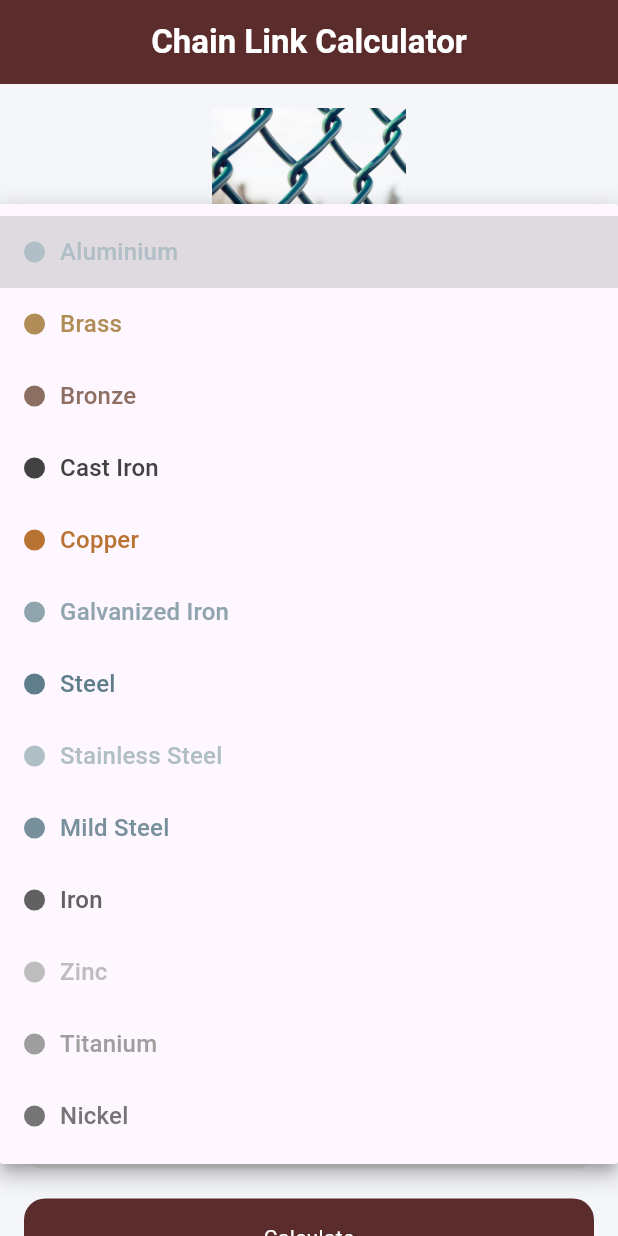
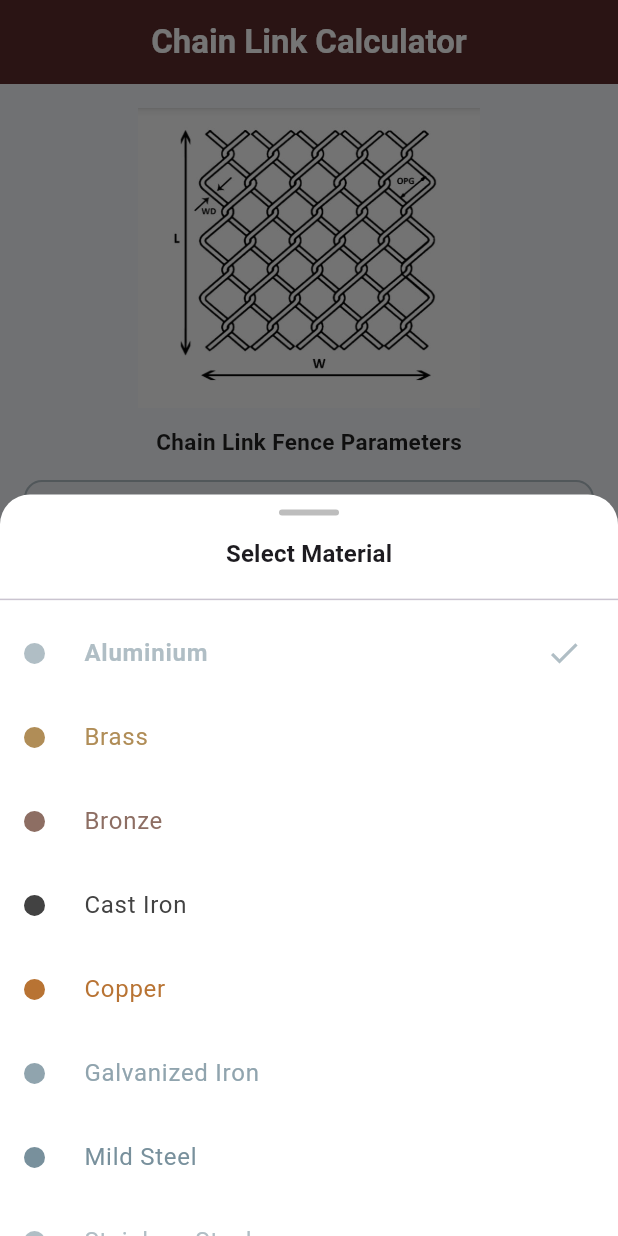
Before and after one commit to shreyansh2003Chi/mesh_calc, a Flutter app: the screen it shows after launch, after a tap on "Aluminium", on a phone screen of 412 x 824 dp. Run offline on Flutter 3.47's test engine with Material 3 defaults, Android fonts, the phone set to English and light mode, and no system bars.

Commit message:
complete this app

```diff
--- a/lib/pages/home_screen.dart
+++ b/lib/pages/home_screen.dart
@@ -1,11 +1,12 @@
 import 'package:flutter/material.dart';
-import 'package:measurements/models/material_model.dart';
+import 'package:measurements/pages/result_dialog.dart';
 import 'package:measurements/providers/chain_link_provider.dart';
 import 'package:measurements/utils/app_assets.dart';
 import 'package:measurements/utils/app_button.dart';
 import 'package:measurements/utils/app_colors.dart';
 import 'package:measurements/utils/app_string.dart';
 import 'package:measurements/utils/app_text_field.dart';
+import 'package:measurements/utils/measurement_field.dart';
 import 'package:provider/provider.dart';
 
 class ChainLinkScreen extends StatelessWidget {
@@ -32,7 +33,7 @@ class ChainLinkScreen extends StatelessWidget {
               children: [
                 Column(
                   children: [
-                    Image.asset(AppAssets.chainLink, height: 160, fit: BoxFit.contain),
+                    Image.asset(AppAssets.chainLink, height: 200, fit: BoxFit.contain),
                     const SizedBox(height: 12),
                     const Text(
                       AppString.chainLinkFenceParameters,
@@ -40,96 +41,98 @@ class ChainLinkScreen extends StatelessWidget {
                     ),
                   ],
                 ),
-                const SizedBox(height: 20),
+
+                const SizedBox(height: 15),
+
                 Column(
                   children: [
-                    DropdownButtonFormField<MaterialModel>(
-                      decoration: InputDecoration(
-                        floatingLabelBehavior: FloatingLabelBehavior.never,
-                        labelText: p.materialModel.name,
-                        filled: true,
-                        fillColor: p.materialModel.color.withOpacity(0.12),
-                        enabledBorder: OutlineInputBorder(
+                    GestureDetector(
+                      onTap: () => p.showMaterialBottomSheet(context, p),
+                      child: Container(
+                        padding: const EdgeInsets.symmetric(horizontal: 14, vertical: 16),
+                        decoration: BoxDecoration(
+                          color: p.materialModel.color.withOpacity(0.12),
                           borderRadius: BorderRadius.circular(12),
-                          borderSide: BorderSide(color: p.materialModel.color, width: 1.4),
+                          border: Border.all(color: p.materialModel.color, width: 1.4),
                         ),
-                        focusedBorder: OutlineInputBorder(
-                          borderRadius: BorderRadius.circular(12),
-                          borderSide: BorderSide(color: p.materialModel.color, width: 1),
+                        child: Row(
+                          children: [
+                            Container(
+                              width: 14,
+                              height: 14,
+                              decoration: BoxDecoration(color: p.materialModel.color, shape: BoxShape.circle),
+                            ),
+                            const SizedBox(width: 10),
+                            Expanded(
+                              child: Text(
+                                p.materialModel.name,
+                                style: TextStyle(color: p.materialModel.color, fontWeight: FontWeight.w500),
+                              ),
+                            ),
+                            Icon(Icons.keyboard_arrow_down, color: p.materialModel.color),
+                          ],
                         ),
                       ),
-                      value: p.materialModel,
-                      items: p.materials.map((m) {
-                        return DropdownMenuItem(
-                          value: m,
-                          child: Row(
-                            children: [
-                              Container(
-                                width: 14,
-                                height: 14,
-                                decoration: BoxDecoration(color: m.color, shape: BoxShape.circle),
-                              ),
-                              const SizedBox(width: 10),
-                              Text(m.name, style: TextStyle(color: m.color)),
-                            ],
-                          ),
-                        );
-                      }).toList(),
-                      onChanged: (val) {
-                        if (val != null) {
-                          p.onMaterialChange(val);
-                        }
-                      },
                     ),
 
-                    const SizedBox(height: 12),
-                    AppTextField().textField(p.openingCtrl, AppString.openingOpgMm),
-                    SizedBox(height: 18),
-                    AppTextField().textField(p.wireCtrl, AppString.wireDiameterWdMm),
-                    SizedBox(height: 18),
-                    AppTextField().textField(p.widthCtrl, AppString.widthWmm),
-                    SizedBox(height: 18),
-                    AppTextField().textField(p.lengthCtrl, AppString.lengthLmm),
-                    SizedBox(height: 18),
+                    const SizedBox(height: 20),
+
+                    MeasurementField(
+                      controller: p.openingCtrl,
+                      label: AppString.openingOpgMm,
+                      unit: p.openingUnit,
+                      onUnitChanged: p.setOpeningUnit,
+                    ),
+
+                    const SizedBox(height: 18),
+
+                    MeasurementField(
+                      controller: p.diameterCtrl,
+                      label: AppString.wDWireDiameter,
+                      unit: p.diameterUnit,
+                      onUnitChanged: p.setDiameterUnit,
+                    ),
+
+                    const SizedBox(height: 18),
+
+                    MeasurementField(
+                      controller: p.widthCtrl,
+                      label: AppString.widthWmm,
+                      unit: p.widthUnit,
+                      onUnitChanged: p.setWidthUnit,
+                    ),
+
+                    const SizedBox(height: 18),
+
+                    MeasurementField(
+                      controller: p.lengthCtrl,
+                      label: AppString.lengthLmm,
+                      unit: p.lengthUnit,
+                      onUnitChanged: p.setLengthUnit,
+                    ),
+
+                    const SizedBox(height: 18),
+
                     AppTextField().textField(p.wastageCtrl, "${AppString.wastage} (%)"),
-                    SizedBox(height: 18),
+
+                    const SizedBox(height: 18),
+
                     AppTextField().textField(p.costCtrl, AppString.costPerKg),
                   ],
-                ),
-                const SizedBox(height: 20),
-                GestureDetector(
-                  onTap: () {
-                    p.calculate();
-                  },
-                  child: AppButton().appButton(AppString.calculate),
                 ),
 
                 const SizedBox(height: 20),
 
-                Container(
-                  decoration: BoxDecoration(color: Colors.grey.withOpacity(0.2), borderRadius: BorderRadius.all(Radius.circular(14))),
-                  child: Padding(
-                    padding: const EdgeInsets.all(12),
-                    child: Column(
-                      children: [
-                        Row(
-                          mainAxisAlignment: MainAxisAlignment.spaceBetween,
-                          children: [
-                            Text(AppString.totalWeight, style: Theme.of(context).textTheme.labelLarge),
-                            Text(p.totalWeight.toStringAsFixed(2), style: Theme.of(context).textTheme.labelLarge?.copyWith(fontWeight: FontWeight.w500)),
-                          ],
-                        ),
-                        Divider(),
-                        Row(
-                          mainAxisAlignment: MainAxisAlignment.spaceBetween,
-                          children: [
-                            Text(AppString.totalCost, style: Theme.of(context).textTheme.labelLarge),
-                            Text('₹ ${p.totalCost.toStringAsFixed(2)}', style: Theme.of(context).textTheme.labelLarge?.copyWith(fontWeight: FontWeight.w500)),
-                          ],
-                        ),
-                      ],
-                    ),
-                  ),
+                GestureDetector(
+                  onTap: () {
+                    p.calculate();
+                    showDialog(
+                      context: context,
+                      barrierDismissible: true,
+                      builder: (_) => ChainLinkResultDialog(totalWeight: p.totalWeight, totalCost: p.totalCost),
+                    );
+                  },
+                  child: AppButton().appButton(AppString.calculate),
                 ),
               ],
             );
--- /dev/null
+++ b/lib/pages/material_selection_bottom_sheet.dart
@@ -0,0 +1,73 @@
+import 'package:flutter/material.dart';
+import 'package:measurements/providers/chain_link_provider.dart';
+import 'package:provider/provider.dart';
+
+class MaterialSelectionBottomSheet extends StatefulWidget {
+  const MaterialSelectionBottomSheet({super.key});
+
+  @override
+  State<MaterialSelectionBottomSheet> createState() => _MaterialSelectionBottomSheetState();
+}
+
+class _MaterialSelectionBottomSheetState extends State<MaterialSelectionBottomSheet> {
+  @override
+  Widget build(BuildContext context) {
+    return Consumer<ChainLinkProvider>(
+      builder: (context, p, child) {
+        return Container(
+          height: MediaQuery.of(context).size.height * 0.6,
+          decoration: const BoxDecoration(
+            color: Colors.white,
+            borderRadius: BorderRadius.vertical(top: Radius.circular(20)),
+          ),
+          child: Column(
+            children: [
+              const SizedBox(height: 10),
+              Container(
+                width: 40,
+                height: 4,
+                decoration: BoxDecoration(color: Colors.grey.shade400, borderRadius: BorderRadius.circular(2)),
+              ),
+
+              const SizedBox(height: 14),
+
+              Text(
+                "Select Material",
+                style: Theme.of(context).textTheme.titleMedium?.copyWith(fontWeight: FontWeight.w600),
+              ),
+
+              const SizedBox(height: 10),
+              const Divider(),
+              Expanded(
+                child: ListView.builder(
+                  itemCount: p.materials.length,
+                  itemBuilder: (context, index) {
+                    final m = p.materials[index];
+                    final isSelected = m.id == p.materialModel.id;
+
+                    return ListTile(
+                      leading: Container(
+                        width: 14,
+                        height: 14,
+                        decoration: BoxDecoration(color: m.color, shape: BoxShape.circle),
+                      ),
+                      title: Text(
+                        m.name,
+                        style: TextStyle(color: m.color, fontWeight: isSelected ? FontWeight.w600 : FontWeight.normal),
+                      ),
+                      trailing: isSelected ? Icon(Icons.check, color: m.color) : null,
+                      onTap: () {
+                        p.onMaterialChange(m);
+                        Navigator.pop(context);
+                      },
+                    );
+                  },
+                ),
+              ),
+            ],
+          ),
+        );
+      },
+    );
+  }
+}
--- a/lib/providers/chain_link_provider.dart
+++ b/lib/providers/chain_link_provider.dart
@@ -1,27 +1,47 @@
+import 'dart:math';
 import 'package:flutter/material.dart';
 import 'package:measurements/models/material_model.dart';
+import 'package:measurements/pages/material_selection_bottom_sheet.dart';
+import 'package:measurements/utils/measurement_unit.dart';
 
 class ChainLinkProvider extends ChangeNotifier {
   final openingCtrl = TextEditingController();
-  final wireCtrl = TextEditingController();
+  final diameterCtrl = TextEditingController();
   final widthCtrl = TextEditingController();
   final lengthCtrl = TextEditingController();
   final wastageCtrl = TextEditingController();
   final costCtrl = TextEditingController();
-  final openInMeasCtr = TextEditingController();
-  final wireMeasCtr = TextEditingController();
-  final widthMeasCtrl = TextEditingController();
-  final lengthMeasCtrl = TextEditingController();
-  final wastageMeasCtrl = TextEditingController();
-  final costMeasCtrl = TextEditingController();
 
-  String material = 'Cast Iron';
+  MeasureUnit openingUnit = MeasureUnit.mm;
+  MeasureUnit diameterUnit = MeasureUnit.mm;
+  MeasureUnit widthUnit = MeasureUnit.mm;
+  MeasureUnit lengthUnit = MeasureUnit.mm;
+
   double totalWeight = 0;
   double totalCost = 0;
+
   late MaterialModel materialModel;
+
+  void showMaterialBottomSheet(BuildContext context, ChainLinkProvider p) {
+    showModalBottomSheet(
+      context: context,
+      isScrollControlled: true,
+      backgroundColor: Colors.transparent,
+      builder: (_) {
+        return MaterialSelectionBottomSheet();
+      },
+    );
+  }
 
   ChainLinkProvider() {
     materialModel = materials.first;
+  }
+
+  String? validateRequired(String? value, {String fieldName = "Field"}) {
+    if (value == null || value.trim().isEmpty) {
+      return "$fieldName is required";
+    }
+    return null;
   }
 
   final List<MaterialModel> materials = [
@@ -31,46 +51,100 @@ class ChainLinkProvider extends ChangeNotifier {
     MaterialModel(id: 'ci', name: 'Cast Iron', color: Color(0xFF424242), kValue: 0.020),
     MaterialModel(id: 'cu', name: 'Copper', color: Color(0xFFB87333), kValue: 0.023),
     MaterialModel(id: 'gi', name: 'Galvanized Iron', color: Color(0xFF90A4AE), kValue: 0.020),
+    MaterialModel(id: 'ms', name: 'Mild Steel', color: Color(0xFF78909C), kValue: 0.020),
+    MaterialModel(id: 'ss', name: 'Stainless Steel', color: Color(0xFFB0BEC5), kValue: 0.017),
     MaterialModel(id: 'st', name: 'Steel', color: Color(0xFF607D8B), kValue: 0.020),
-    MaterialModel(id: 'ss', name: 'Stainless Steel', color: Color(0xFFB0BEC5), kValue: 0.017),
-    MaterialModel(id: 'ms', name: 'Mild Steel', color: Color(0xFF78909C), kValue: 0.020),
-    MaterialModel(id: 'fe', name: 'Iron', color: Color(0xFF616161), kValue: 0.021),
+    MaterialModel(id: 'sp', name: 'Spring Steel', color: Color(0xFF455A64), kValue: 0.021),
+    MaterialModel(id: 'ni', name: 'Nickel', color: Color(0xFF757575), kValue: 0.022),
     MaterialModel(id: 'zn', name: 'Zinc', color: Color(0xFFBDBDBD), kValue: 0.016),
     MaterialModel(id: 'ti', name: 'Titanium', color: Color(0xFF9E9E9E), kValue: 0.0086),
-    MaterialModel(id: 'ni', name: 'Nickel', color: Color(0xFF757575), kValue: 0.022),
+    MaterialModel(id: 'ag', name: 'Silver', color: Color(0xFFE0E0E0), kValue: 0.025),
+    MaterialModel(id: 'au', name: 'Gold', color: Color(0xFFFFD700), kValue: 0.030),
+    MaterialModel(id: 'pt', name: 'Platinum', color: Color(0xFFCFD8DC), kValue: 0.032),
+    MaterialModel(id: 'mo', name: 'Molybdenum', color: Color(0xFF6D4C41), kValue: 0.024),
+    MaterialModel(id: 'mn', name: 'Magnesium', color: Color(0xFFBDBDBD), kValue: 0.0040),
+    MaterialModel(id: 'cr', name: 'Chrome', color: Color(0xFF9E9E9E), kValue: 0.018),
+    MaterialModel(id: 'nc', name: 'Nichrome', color: Color(0xFF8D6E63), kValue: 0.019),
+    MaterialModel(id: 'mb', name: 'Monel', color: Color(0xFFBCAAA4), kValue: 0.022),
+    MaterialModel(id: 'pb', name: 'Phosphor Bronze', color: Color(0xFF795548), kValue: 0.022),
+    MaterialModel(id: 'hz', name: 'Hastelloy', color: Color(0xFF616161), kValue: 0.023),
+    MaterialModel(id: 'ic', name: 'Inconel', color: Color(0xFF5D4037), kValue: 0.024),
+
+    MaterialModel(id: 'ny', name: 'Nylon', color: Color(0xFF64B5F6), kValue: 0.0012),
+    MaterialModel(id: 'pe', name: 'Polyethylene', color: Color(0xFF81C784), kValue: 0.0009),
+    MaterialModel(id: 'pv', name: 'PVC', color: Color(0xFF4DB6AC), kValue: 0.0014),
+    MaterialModel(id: 'tf', name: 'Teflon', color: Color(0xFFB2EBF2), kValue: 0.0010),
+    MaterialModel(id: 'rs', name: 'Resin', color: Color(0xFFCE93D8), kValue: 0.0013),
+
+    MaterialModel(id: 'gl', name: 'Glass', color: Color(0xFF90CAF9), kValue: 0.0025),
+    MaterialModel(id: 'bk', name: 'Bakelite', color: Color(0xFF5D4037), kValue: 0.0018),
+    MaterialModel(id: 'tx', name: 'Textolite', color: Color(0xFF8BC34A), kValue: 0.0017),
+    MaterialModel(id: 'si', name: 'Silicon', color: Color(0xFFB0BEC5), kValue: 0.0023),
+    MaterialModel(id: 'cm', name: 'Cement', color: Color(0xFFBDBDBD), kValue: 0.0020),
   ];
 
-  void onMaterialChange(MaterialModel material) {
-    materialModel = material;
+  void onMaterialChange(MaterialModel m) {
+    materialModel = m;
     notifyListeners();
   }
 
-  Future<void> calculate() async {
-    final opening = double.tryParse(openingCtrl.text) ?? 0;
-    final wire = double.tryParse(wireCtrl.text) ?? 0;
-    final widthMm = double.tryParse(widthCtrl.text) ?? 0;
-    final lengthMm = double.tryParse(lengthCtrl.text) ?? 0;
+  void setOpeningUnit(MeasureUnit u) {
+    openingUnit = u;
+    notifyListeners();
+  }
+
+  void setDiameterUnit(MeasureUnit u) {
+    diameterUnit = u;
+    notifyListeners();
+  }
+
+  void setWidthUnit(MeasureUnit u) {
+    widthUnit = u;
+    notifyListeners();
+  }
+
+  void setLengthUnit(MeasureUnit u) {
+    lengthUnit = u;
+    notifyListeners();
+  }
+
+  void calculate() {
+    final openingMm = openingUnit.toMm(double.tryParse(openingCtrl.text) ?? 0);
+    final diameterMm = diameterUnit.toMm(double.tryParse(diameterCtrl.text) ?? 0);
+    final widthMm = widthUnit.toMm(double.tryParse(widthCtrl.text) ?? 0);
+    final lengthMm = lengthUnit.toMm(double.tryParse(lengthCtrl.text) ?? 0);
     final wastage = double.tryParse(wastageCtrl.text) ?? 0;
     final costKg = double.tryParse(costCtrl.text) ?? 0;
-    if (opening == 0 || wire == 0 || widthMm == 0 || lengthMm == 0) {
+
+    if (openingMm <= 0 || diameterMm <= 0 || widthMm <= 0 || lengthMm <= 0) {
       totalWeight = 0;
       totalCost = 0;
       notifyListeners();
       return;
     }
 
-    final K = materialModel.kValue;
+    final openingM = openingMm / 1000;
+    final diameterM = diameterMm / 1000;
     final widthM = widthMm / 1000;
     final lengthM = lengthMm / 1000;
-    totalWeight = ((wire * wire) / (opening + wire)) * K * widthM * lengthM * 100 * (1 + wastage / 100);
+
+    final area = (pi / 4) * diameterM * diameterM;
+
+    final wireLengthPerSqM = 2 / (openingM + diameterM);
+
+    final totalWireLength = wireLengthPerSqM * widthM * lengthM;
+
+    totalWeight = area * totalWireLength * materialModel.kValue * 1000 * (1 + wastage / 100);
+
     totalCost = totalWeight * costKg;
+
     notifyListeners();
   }
 
   @override
   void dispose() {
     openingCtrl.dispose();
-    wireCtrl.dispose();
+    diameterCtrl.dispose();
     widthCtrl.dispose();
     lengthCtrl.dispose();
     wastageCtrl.dispose();
--- a/lib/utils/app_button.dart
+++ b/lib/utils/app_button.dart
@@ -9,7 +9,7 @@ class AppButton {
       child: Padding(
         padding: const EdgeInsets.symmetric(vertical: 16),
         child: Center(
-          child: Text(label, style: TextStyle(color: Colors.white)),
+          child: Text(label, style: TextStyle(color: Colors.white,fontSize: 18)),
         ),
       ),
     );
--- a/lib/utils/app_string.dart
+++ b/lib/utils/app_string.dart
@@ -2,12 +2,13 @@ class AppString {
   static const String totalWeight = "Total Weight";
   static const String calculate = "Calculate";
   static const String totalCost = "Total Cost";
-  static const String openingOpgMm = "Opening (OPG) mm";
-  static const String wireDiameterWdMm = 'Length (L) mm';
+  static const String openingOpgMm = "Opening (OPG)";
+  static const String wireDiameterWdMm = 'Length (L)';
+  static const String wDWireDiameter = 'WD – Wire Diameter';
   static const String wastage = 'Wastage';
   static const String costPerKg = 'Cost per KG';
-  static const String lengthLmm = 'Length (L) mm';
-  static const String widthWmm = 'Width (W) mm';
+  static const String lengthLmm = 'Length (L)';
+  static const String widthWmm = 'Width (W)';
   static const String chainLinkFenceParameters = 'Chain Link Fence Parameters';
   static const String material = 'Material';
   static const String chainLinkCalculator = 'Chain Link Calculator';
--- /dev/null
+++ b/lib/utils/measurement_field.dart
@@ -0,0 +1,53 @@
+import 'package:flutter/material.dart';
+import 'package:measurements/utils/app_colors.dart';
+import 'package:measurements/utils/app_text_field.dart';
+import 'measurement_unit.dart';
+
+class MeasurementField extends StatelessWidget {
+  final TextEditingController controller;
+  final String label;
+  final MeasureUnit unit;
+  final ValueChanged<MeasureUnit> onUnitChanged;
+
+  const MeasurementField({
+    super.key,
+    required this.controller,
+    required this.label,
+    required this.unit,
+    required this.onUnitChanged,
+  });
+
+  @override
+  Widget build(BuildContext context) {
+    return Row(
+      children: [
+        Expanded(
+          child: AppTextField().textField(controller, label),
+        ),
+        const SizedBox(width: 10),
+        Container(
+          height: 54,
+          padding: const EdgeInsets.symmetric(horizontal: 12),
+          decoration: BoxDecoration(
+            color: AppColors().cEAEAEA,
+            borderRadius: BorderRadius.circular(12),
+          ),
+          child: DropdownButtonHideUnderline(
+            child: DropdownButton<MeasureUnit>(
+              value: unit,
+              items: MeasureUnit.values.map((u) {
+                return DropdownMenuItem(
+                  value: u,
+                  child: Text(u.label),
+                );
+              }).toList(),
+              onChanged: (v) {
+                if (v != null) onUnitChanged(v);
+              },
+            ),
+          ),
+        ),
+      ],
+    );
+  }
+}
--- /dev/null
+++ b/lib/utils/measurement_unit.dart
@@ -0,0 +1,34 @@
+enum MeasureUnit { mm, cm, m, ft, inch }
+
+extension MeasureUnitX on MeasureUnit {
+  String get label {
+    switch (this) {
+      case MeasureUnit.mm:
+        return 'mm';
+      case MeasureUnit.cm:
+        return 'cm';
+      case MeasureUnit.m:
+        return 'm';
+      case MeasureUnit.ft:
+        return 'ft';
+      case MeasureUnit.inch:
+        return 'inch';
+    }
+  }
+
+  /// convert entered value to MM
+  double toMm(double value) {
+    switch (this) {
+      case MeasureUnit.mm:
+        return value;
+      case MeasureUnit.cm:
+        return value * 10;
+      case MeasureUnit.m:
+        return value * 1000;
+      case MeasureUnit.ft:
+        return value * 304.8;
+      case MeasureUnit.inch:
+        return value * 25.4;
+    }
+  }
+}
```
Also changed, not shown: lib/pages/result_dialog.dart (added, +102 -0 lines), assets/chain_link.jpg.
